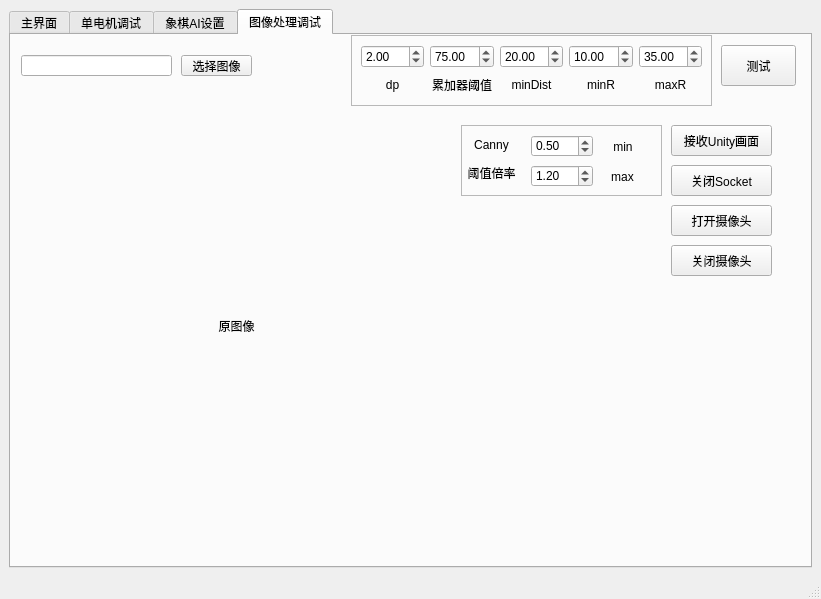
This is mainwindow.ui in bcbs-352/ChineseChess_RobotArm_Upper as Qt 5 draws it before an edit. The edited form follows.
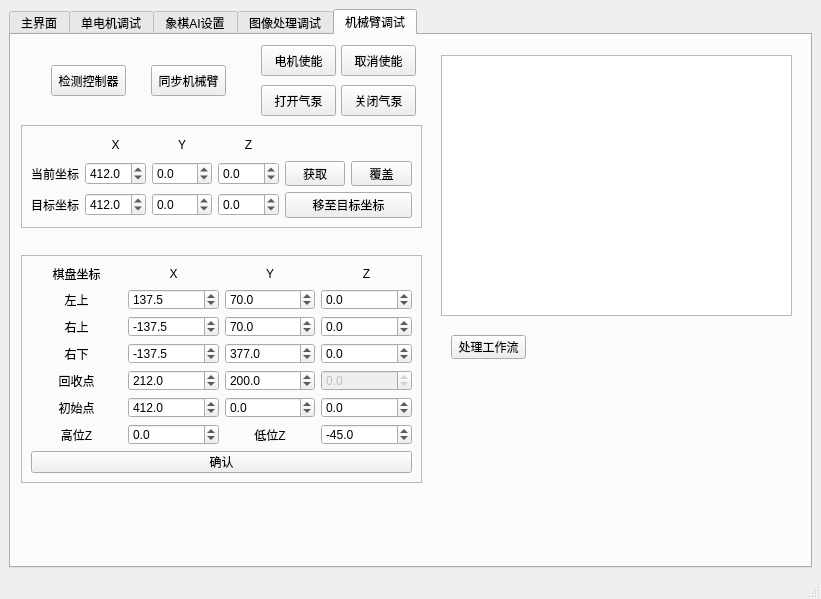
This is the edited form.

Diff of the .ui file:
```diff
--- a/mainwindow.ui
+++ b/mainwindow.ui
@@ -15,10 +15,10 @@
   </property>
   <widget class="QWidget" name="centralwidget">
    <layout class="QGridLayout" name="gridLayout">
-    <item row="1" column="0">
+    <item row="0" column="0">
      <widget class="QTabWidget" name="tabWidget">
       <property name="currentIndex">
-       <number>3</number>
+       <number>4</number>
       </property>
       <widget class="QWidget" name="tab">
        <attribute name="title">
@@ -1018,8 +1018,8 @@
          <rect>
           <x>10</x>
           <y>20</y>
-          <width>151</width>
-          <height>21</height>
+          <width>221</width>
+          <height>31</height>
          </rect>
         </property>
         <property name="text">
@@ -1029,10 +1029,10 @@
        <widget class="QPushButton" name="btn_select_img_path">
         <property name="geometry">
          <rect>
-          <x>170</x>
+          <x>250</x>
           <y>20</y>
           <width>71</width>
-          <height>21</height>
+          <height>31</height>
          </rect>
         </property>
         <property name="text">
@@ -1043,13 +1043,13 @@
         <property name="geometry">
          <rect>
           <x>10</x>
-          <y>80</y>
-          <width>431</width>
-          <height>421</height>
+          <y>160</y>
+          <width>501</width>
+          <height>331</height>
          </rect>
         </property>
         <property name="text">
-         <string>原图像</string>
+         <string>源图像</string>
         </property>
         <property name="alignment">
          <set>Qt::AlignCenter</set>
@@ -1071,14 +1071,14 @@
        <widget class="QPushButton" name="btn_open_socket">
         <property name="geometry">
          <rect>
-          <x>660</x>
-          <y>90</y>
+          <x>220</x>
+          <y>70</y>
           <width>101</width>
           <height>31</height>
          </rect>
         </property>
         <property name="text">
-         <string>接收Unity画面</string>
+         <string>打开Socket</string>
         </property>
        </widget>
        <widget class="QFrame" name="frame_3">
@@ -1100,37 +1100,14 @@
          <item row="0" column="0">
           <widget class="QDoubleSpinBox" name="SpinBox_bp">
            <property name="value">
-            <double>2.000000000000000</double>
+            <double>15.000000000000000</double>
            </property>
           </widget>
          </item>
-         <item row="1" column="4">
-          <widget class="QLabel" name="label_8">
-           <property name="text">
-            <string>maxR</string>
-           </property>
-           <property name="alignment">
-            <set>Qt::AlignCenter</set>
-           </property>
-          </widget>
-         </item>
-         <item row="1" column="3">
-          <widget class="QLabel" name="label_7">
-           <property name="text">
-            <string>minR</string>
-           </property>
-           <property name="alignment">
-            <set>Qt::AlignCenter</set>
-           </property>
-          </widget>
-         </item>
-         <item row="1" column="1">
-          <widget class="QLabel" name="label_5">
-           <property name="text">
-            <string>累加器阈值</string>
-           </property>
-           <property name="alignment">
-            <set>Qt::AlignCenter</set>
+         <item row="0" column="4">
+          <widget class="QDoubleSpinBox" name="SpinBox_max_R">
+           <property name="value">
+            <double>30.000000000000000</double>
            </property>
           </widget>
          </item>
@@ -1157,28 +1134,38 @@
          <item row="0" column="1">
           <widget class="QDoubleSpinBox" name="SpinBox_circle_threshold">
            <property name="value">
-            <double>75.000000000000000</double>
+            <double>66.000000000000000</double>
            </property>
           </widget>
          </item>
          <item row="0" column="2">
           <widget class="QDoubleSpinBox" name="SpinBox_min_Dist">
            <property name="value">
-            <double>20.000000000000000</double>
+            <double>26.000000000000000</double>
            </property>
           </widget>
          </item>
-         <item row="0" column="3">
-          <widget class="QDoubleSpinBox" name="SpinBox_min_R">
-           <property name="value">
-            <double>10.000000000000000</double>
+         <item row="1" column="4">
+          <widget class="QLabel" name="label_8">
+           <property name="text">
+            <string>maxR</string>
            </property>
           </widget>
          </item>
          <item row="0" column="4">
           <widget class="QDoubleSpinBox" name="SpinBox_max_R">
            <property name="value">
-            <double>35.000000000000000</double>
+            <double>2.000000000000000</double>
+           </property>
+          </widget>
+         </item>
+         <item row="1" column="0">
+          <widget class="QLabel" name="label_4">
+           <property name="text">
+            <string>dp</string>
+           </property>
+           <property name="alignment">
+            <set>Qt::AlignCenter</set>
            </property>
           </widget>
          </item>
@@ -1187,8 +1174,8 @@
        <widget class="QPushButton" name="btn_close_socket">
         <property name="geometry">
          <rect>
-          <x>660</x>
-          <y>130</y>
+          <x>220</x>
+          <y>110</y>
           <width>101</width>
           <height>31</height>
          </rect>
@@ -1200,8 +1187,8 @@
        <widget class="QFrame" name="frame_4">
         <property name="geometry">
          <rect>
-          <x>450</x>
-          <y>90</y>
+          <x>10</x>
+          <y>70</y>
           <width>201</width>
           <height>71</height>
          </rect>
@@ -1302,30 +1289,861 @@
          </property>
         </widget>
        </widget>
-       <widget class="QPushButton" name="btn_close_cam">
+       <widget class="QFrame" name="frame_6">
         <property name="geometry">
          <rect>
-          <x>660</x>
-          <y>210</y>
-          <width>101</width>
+          <x>340</x>
+          <y>70</y>
+          <width>441</width>
+          <height>71</height>
+         </rect>
+        </property>
+        <property name="frameShape">
+         <enum>QFrame::StyledPanel</enum>
+        </property>
+        <property name="frameShadow">
+         <enum>QFrame::Raised</enum>
+        </property>
+        <layout class="QGridLayout" name="gridLayout_6">
+         <item row="0" column="0">
+          <widget class="QSpinBox" name="spinBox_brightness">
+           <property name="minimum">
+            <number>-64</number>
+           </property>
+           <property name="maximum">
+            <number>64</number>
+           </property>
+           <property name="value">
+            <number>22</number>
+           </property>
+          </widget>
+         </item>
+         <item row="0" column="1">
+          <widget class="QSpinBox" name="spinBox_contrast">
+           <property name="maximum">
+            <number>100</number>
+           </property>
+           <property name="singleStep">
+            <number>5</number>
+           </property>
+           <property name="value">
+            <number>55</number>
+           </property>
+          </widget>
+         </item>
+         <item row="0" column="2">
+          <widget class="QSpinBox" name="spinBox_hue">
+           <property name="minimum">
+            <number>-180</number>
+           </property>
+           <property name="maximum">
+            <number>180</number>
+           </property>
+           <property name="singleStep">
+            <number>5</number>
+           </property>
+          </widget>
+         </item>
+         <item row="0" column="3">
+          <widget class="QSpinBox" name="spinBox_saturation">
+           <property name="maximum">
+            <number>100</number>
+           </property>
+           <property name="singleStep">
+            <number>5</number>
+           </property>
+           <property name="value">
+            <number>64</number>
+           </property>
+          </widget>
+         </item>
+         <item row="0" column="4">
+          <widget class="QSpinBox" name="spinBox_gamma">
+           <property name="minimum">
+            <number>100</number>
+           </property>
+           <property name="maximum">
+            <number>500</number>
+           </property>
+           <property name="singleStep">
+            <number>5</number>
+           </property>
+           <property name="value">
+            <number>408</number>
+           </property>
+          </widget>
+         </item>
+         <item row="0" column="5">
+          <widget class="QPushButton" name="btn_oper_cam">
+           <property name="text">
+            <string>打开相机</string>
+           </property>
+          </widget>
+         </item>
+         <item row="1" column="0">
+          <widget class="QLabel" name="label_19">
+           <property name="text">
+            <string>亮度</string>
+           </property>
+           <property name="alignment">
+            <set>Qt::AlignCenter</set>
+           </property>
+          </widget>
+         </item>
+         <item row="1" column="1">
+          <widget class="QLabel" name="label_20">
+           <property name="text">
+            <string>对比度</string>
+           </property>
+           <property name="alignment">
+            <set>Qt::AlignCenter</set>
+           </property>
+          </widget>
+         </item>
+         <item row="1" column="2">
+          <widget class="QLabel" name="label_21">
+           <property name="text">
+            <string>色调</string>
+           </property>
+           <property name="alignment">
+            <set>Qt::AlignCenter</set>
+           </property>
+          </widget>
+         </item>
+         <item row="1" column="3">
+          <widget class="QLabel" name="label_22">
+           <property name="text">
+            <string>饱和度</string>
+           </property>
+           <property name="alignment">
+            <set>Qt::AlignCenter</set>
+           </property>
+          </widget>
+         </item>
+         <item row="1" column="4">
+          <widget class="QLabel" name="label_23">
+           <property name="text">
+            <string>伽马值</string>
+           </property>
+           <property name="alignment">
+            <set>Qt::AlignCenter</set>
+           </property>
+          </widget>
+         </item>
+         <item row="1" column="5">
+          <widget class="QPushButton" name="btn_set_cam">
+           <property name="text">
+            <string>设置参数</string>
+           </property>
+          </widget>
+         </item>
+        </layout>
+       </widget>
+       <widget class="QLabel" name="label_broad_img">
+        <property name="geometry">
+         <rect>
+          <x>510</x>
+          <y>180</y>
+          <width>281</width>
+          <height>311</height>
+         </rect>
+        </property>
+        <property name="text">
+         <string>棋盘图像</string>
+        </property>
+        <property name="alignment">
+         <set>Qt::AlignCenter</set>
+        </property>
+       </widget>
+      </widget>
+      <widget class="QWidget" name="tab_5">
+       <attribute name="title">
+        <string>机械臂调试</string>
+       </attribute>
+       <widget class="QPushButton" name="btn_oper_controller">
+        <property name="geometry">
+         <rect>
+          <x>40</x>
+          <y>30</y>
+          <width>75</width>
           <height>31</height>
          </rect>
         </property>
         <property name="text">
-         <string>关闭摄像头</string>
+         <string>检测控制器</string>
         </property>
        </widget>
-       <widget class="QPushButton" name="btn_open_cam">
+       <widget class="QPushButton" name="btn_oper_arm">
         <property name="geometry">
          <rect>
-          <x>660</x>
-          <y>170</y>
-          <width>101</width>
+          <x>140</x>
+          <y>30</y>
+          <width>75</width>
           <height>31</height>
          </rect>
         </property>
         <property name="text">
-         <string>打开摄像头</string>
+         <string>同步机械臂</string>
+        </property>
+       </widget>
+       <widget class="QFrame" name="frame_7">
+        <property name="geometry">
+         <rect>
+          <x>10</x>
+          <y>90</y>
+          <width>401</width>
+          <height>103</height>
+         </rect>
+        </property>
+        <property name="frameShape">
+         <enum>QFrame::StyledPanel</enum>
+        </property>
+        <property name="frameShadow">
+         <enum>QFrame::Raised</enum>
+        </property>
+        <layout class="QGridLayout" name="gridLayout_7" columnstretch="1,3,3,3,1,1" columnminimumwidth="0,100,100,100,0,0">
+         <property name="sizeConstraint">
+          <enum>QLayout::SetDefaultConstraint</enum>
+         </property>
+         <item row="1" column="4">
+          <widget class="QPushButton" name="btn_get_curpos">
+           <property name="text">
+            <string>获取</string>
+           </property>
+          </widget>
+         </item>
+         <item row="1" column="0">
+          <widget class="QLabel" name="label_24">
+           <property name="text">
+            <string>当前坐标</string>
+           </property>
+          </widget>
+         </item>
+         <item row="1" column="5">
+          <widget class="QPushButton" name="btn_set_curpos">
+           <property name="text">
+            <string>覆盖</string>
+           </property>
+          </widget>
+         </item>
+         <item row="2" column="3">
+          <widget class="QDoubleSpinBox" name="doubleSpinBox_tarpos_z">
+           <property name="decimals">
+            <number>1</number>
+           </property>
+           <property name="minimum">
+            <double>-999.000000000000000</double>
+           </property>
+           <property name="maximum">
+            <double>999.000000000000000</double>
+           </property>
+          </widget>
+         </item>
+         <item row="0" column="3">
+          <widget class="QLabel" name="label_28">
+           <property name="text">
+            <string>Z</string>
+           </property>
+           <property name="alignment">
+            <set>Qt::AlignCenter</set>
+           </property>
+          </widget>
+         </item>
+         <item row="0" column="1">
+          <widget class="QLabel" name="label_26">
+           <property name="text">
+            <string>X</string>
+           </property>
+           <property name="alignment">
+            <set>Qt::AlignCenter</set>
+           </property>
+          </widget>
+         </item>
+         <item row="0" column="0">
+          <spacer name="horizontalSpacer_2">
+           <property name="orientation">
+            <enum>Qt::Horizontal</enum>
+           </property>
+           <property name="sizeHint" stdset="0">
+            <size>
+             <width>45</width>
+             <height>13</height>
+            </size>
+           </property>
+          </spacer>
+         </item>
+         <item row="2" column="1">
+          <widget class="QDoubleSpinBox" name="doubleSpinBox_tarpos_x">
+           <property name="decimals">
+            <number>1</number>
+           </property>
+           <property name="minimum">
+            <double>-999.000000000000000</double>
+           </property>
+           <property name="maximum">
+            <double>999.000000000000000</double>
+           </property>
+           <property name="value">
+            <double>412.000000000000000</double>
+           </property>
+          </widget>
+         </item>
+         <item row="0" column="2">
+          <widget class="QLabel" name="label_27">
+           <property name="text">
+            <string>Y</string>
+           </property>
+           <property name="alignment">
+            <set>Qt::AlignCenter</set>
+           </property>
+          </widget>
+         </item>
+         <item row="2" column="4" colspan="2">
+          <widget class="QPushButton" name="btn_set_tarpos">
+           <property name="text">
+            <string>移至目标坐标</string>
+           </property>
+          </widget>
+         </item>
+         <item row="2" column="0">
+          <widget class="QLabel" name="label_25">
+           <property name="text">
+            <string>目标坐标</string>
+           </property>
+          </widget>
+         </item>
+         <item row="2" column="2">
+          <widget class="QDoubleSpinBox" name="doubleSpinBox_tarpos_y">
+           <property name="decimals">
+            <number>1</number>
+           </property>
+           <property name="minimum">
+            <double>-999.000000000000000</double>
+           </property>
+           <property name="maximum">
+            <double>999.000000000000000</double>
+           </property>
+          </widget>
+         </item>
+         <item row="0" column="4" colspan="2">
+          <spacer name="horizontalSpacer_3">
+           <property name="orientation">
+            <enum>Qt::Horizontal</enum>
+           </property>
+           <property name="sizeHint" stdset="0">
+            <size>
+             <width>124</width>
+             <height>20</height>
+            </size>
+           </property>
+          </spacer>
+         </item>
+         <item row="1" column="1">
+          <widget class="QDoubleSpinBox" name="doubleSpinBox_curpos_x">
+           <property name="decimals">
+            <number>1</number>
+           </property>
+           <property name="minimum">
+            <double>-999.000000000000000</double>
+           </property>
+           <property name="maximum">
+            <double>999.000000000000000</double>
+           </property>
+           <property name="value">
+            <double>412.000000000000000</double>
+           </property>
+          </widget>
+         </item>
+         <item row="1" column="2">
+          <widget class="QDoubleSpinBox" name="doubleSpinBox_curpos_y">
+           <property name="decimals">
+            <number>1</number>
+           </property>
+           <property name="minimum">
+            <double>-999.000000000000000</double>
+           </property>
+           <property name="maximum">
+            <double>999.000000000000000</double>
+           </property>
+          </widget>
+         </item>
+         <item row="1" column="3">
+          <widget class="QDoubleSpinBox" name="doubleSpinBox_curpos_z">
+           <property name="decimals">
+            <number>1</number>
+           </property>
+           <property name="minimum">
+            <double>-999.000000000000000</double>
+           </property>
+           <property name="maximum">
+            <double>999.000000000000000</double>
+           </property>
+          </widget>
+         </item>
+        </layout>
+       </widget>
+       <widget class="QFrame" name="frame_8">
+        <property name="geometry">
+         <rect>
+          <x>10</x>
+          <y>220</y>
+          <width>401</width>
+          <height>228</height>
+         </rect>
+        </property>
+        <property name="frameShape">
+         <enum>QFrame::StyledPanel</enum>
+        </property>
+        <property name="frameShadow">
+         <enum>QFrame::Raised</enum>
+        </property>
+        <layout class="QGridLayout" name="gridLayout_8">
+         <item row="0" column="0">
+          <widget class="QLabel" name="label_35">
+           <property name="text">
+            <string>棋盘坐标</string>
+           </property>
+           <property name="alignment">
+            <set>Qt::AlignCenter</set>
+           </property>
+          </widget>
+         </item>
+         <item row="0" column="1">
+          <widget class="QLabel" name="label_29">
+           <property name="text">
+            <string>X</string>
+           </property>
+           <property name="alignment">
+            <set>Qt::AlignCenter</set>
+           </property>
+          </widget>
+         </item>
+         <item row="0" column="2">
+          <widget class="QLabel" name="label_30">
+           <property name="text">
+            <string>Y</string>
+           </property>
+           <property name="alignment">
+            <set>Qt::AlignCenter</set>
+           </property>
+          </widget>
+         </item>
+         <item row="0" column="3">
+          <widget class="QLabel" name="label_31">
+           <property name="text">
+            <string>Z</string>
+           </property>
+           <property name="alignment">
+            <set>Qt::AlignCenter</set>
+           </property>
+          </widget>
+         </item>
+         <item row="1" column="0">
+          <widget class="QLabel" name="label_32">
+           <property name="text">
+            <string>左上</string>
+           </property>
+           <property name="alignment">
+            <set>Qt::AlignCenter</set>
+           </property>
+          </widget>
+         </item>
+         <item row="1" column="1">
+          <widget class="QDoubleSpinBox" name="doubleSpinBox_leftup_x">
+           <property name="decimals">
+            <number>1</number>
+           </property>
+           <property name="minimum">
+            <double>-999.000000000000000</double>
+           </property>
+           <property name="maximum">
+            <double>999.000000000000000</double>
+           </property>
+           <property name="value">
+            <double>137.500000000000000</double>
+           </property>
+          </widget>
+         </item>
+         <item row="1" column="2">
+          <widget class="QDoubleSpinBox" name="doubleSpinBox_leftup_y">
+           <property name="decimals">
+            <number>1</number>
+           </property>
+           <property name="minimum">
+            <double>-999.000000000000000</double>
+           </property>
+           <property name="maximum">
+            <double>999.000000000000000</double>
+           </property>
+           <property name="value">
+            <double>70.000000000000000</double>
+           </property>
+          </widget>
+         </item>
+         <item row="1" column="3">
+          <widget class="QDoubleSpinBox" name="doubleSpinBox_leftup_z">
+           <property name="decimals">
+            <number>1</number>
+           </property>
+           <property name="minimum">
+            <double>-999.000000000000000</double>
+           </property>
+           <property name="maximum">
+            <double>999.000000000000000</double>
+           </property>
+          </widget>
+         </item>
+         <item row="2" column="0">
+          <widget class="QLabel" name="label_33">
+           <property name="text">
+            <string>右上</string>
+           </property>
+           <property name="alignment">
+            <set>Qt::AlignCenter</set>
+           </property>
+          </widget>
+         </item>
+         <item row="2" column="1">
+          <widget class="QDoubleSpinBox" name="doubleSpinBox_rightup_x">
+           <property name="decimals">
+            <number>1</number>
+           </property>
+           <property name="minimum">
+            <double>-999.000000000000000</double>
+           </property>
+           <property name="maximum">
+            <double>999.000000000000000</double>
+           </property>
+           <property name="value">
+            <double>-137.500000000000000</double>
+           </property>
+          </widget>
+         </item>
+         <item row="2" column="2">
+          <widget class="QDoubleSpinBox" name="doubleSpinBox_rightup_y">
+           <property name="decimals">
+            <number>1</number>
+           </property>
+           <property name="minimum">
+            <double>-999.000000000000000</double>
+           </property>
+           <property name="maximum">
+            <double>999.000000000000000</double>
+           </property>
+           <property name="value">
+            <double>70.000000000000000</double>
+           </property>
+          </widget>
+         </item>
+         <item row="2" column="3">
+          <widget class="QDoubleSpinBox" name="doubleSpinBox_rightup_z">
+           <property name="decimals">
+            <number>1</number>
+           </property>
+           <property name="minimum">
+            <double>-999.000000000000000</double>
+           </property>
+           <property name="maximum">
+            <double>999.000000000000000</double>
+           </property>
+          </widget>
+         </item>
+         <item row="3" column="0">
+          <widget class="QLabel" name="label_34">
+           <property name="text">
+            <string>右下</string>
+           </property>
+           <property name="alignment">
+            <set>Qt::AlignCenter</set>
+           </property>
+          </widget>
+         </item>
+         <item row="3" column="1">
+          <widget class="QDoubleSpinBox" name="doubleSpinBox_rightdown_x">
+           <property name="decimals">
+            <number>1</number>
+           </property>
+           <property name="minimum">
+            <double>-999.000000000000000</double>
+           </property>
+           <property name="maximum">
+            <double>999.000000000000000</double>
+           </property>
+           <property name="value">
+            <double>-137.500000000000000</double>
+           </property>
+          </widget>
+         </item>
+         <item row="3" column="2">
+          <widget class="QDoubleSpinBox" name="doubleSpinBox_rightdown_y">
+           <property name="decimals">
+            <number>1</number>
+           </property>
+           <property name="minimum">
+            <double>-999.000000000000000</double>
+           </property>
+           <property name="maximum">
+            <double>999.000000000000000</double>
+           </property>
+           <property name="value">
+            <double>377.000000000000000</double>
+           </property>
+          </widget>
+         </item>
+         <item row="3" column="3">
+          <widget class="QDoubleSpinBox" name="doubleSpinBox_rightdown_z">
+           <property name="decimals">
+            <number>1</number>
+           </property>
+           <property name="minimum">
+            <double>-999.000000000000000</double>
+           </property>
+           <property name="maximum">
+            <double>999.000000000000000</double>
+           </property>
+          </widget>
+         </item>
+         <item row="4" column="0">
+          <widget class="QLabel" name="label_36">
+           <property name="text">
+            <string>回收点</string>
+           </property>
+           <property name="alignment">
+            <set>Qt::AlignCenter</set>
+           </property>
+          </widget>
+         </item>
+         <item row="4" column="1">
+          <widget class="QDoubleSpinBox" name="doubleSpinBox_outsize_x">
+           <property name="decimals">
+            <number>1</number>
+           </property>
+           <property name="minimum">
+            <double>-999.000000000000000</double>
+           </property>
+           <property name="maximum">
+            <double>999.000000000000000</double>
+           </property>
+           <property name="value">
+            <double>212.000000000000000</double>
+           </property>
+          </widget>
+         </item>
+         <item row="4" column="2">
+          <widget class="QDoubleSpinBox" name="doubleSpinBox_outsize_y">
+           <property name="decimals">
+            <number>1</number>
+           </property>
+           <property name="minimum">
+            <double>-999.000000000000000</double>
+           </property>
+           <property name="maximum">
+            <double>999.000000000000000</double>
+           </property>
+           <property name="value">
+            <double>200.000000000000000</double>
+           </property>
+          </widget>
+         </item>
+         <item row="4" column="3">
+          <widget class="QDoubleSpinBox" name="doubleSpinBox_outside_z">
+           <property name="enabled">
+            <bool>false</bool>
+           </property>
+           <property name="decimals">
+            <number>1</number>
+           </property>
+           <property name="minimum">
+            <double>-999.000000000000000</double>
+           </property>
+           <property name="maximum">
+            <double>999.000000000000000</double>
+           </property>
+          </widget>
+         </item>
+         <item row="5" column="0">
+          <widget class="QLabel" name="label_40">
+           <property name="text">
+            <string>初始点</string>
+           </property>
+           <property name="alignment">
+            <set>Qt::AlignCenter</set>
+           </property>
+          </widget>
+         </item>
+         <item row="5" column="1">
+          <widget class="QDoubleSpinBox" name="doubleSpinBox_initpos_x">
+           <property name="decimals">
+            <number>1</number>
+           </property>
+           <property name="minimum">
+            <double>-999.000000000000000</double>
+           </property>
+           <property name="maximum">
+            <double>999.000000000000000</double>
+           </property>
+           <property name="value">
+            <double>412.000000000000000</double>
+           </property>
+          </widget>
+         </item>
+         <item row="5" column="2">
+          <widget class="QDoubleSpinBox" name="doubleSpinBox_initpos_y">
+           <property name="decimals">
+            <number>1</number>
+           </property>
+           <property name="minimum">
+            <double>-999.000000000000000</double>
+           </property>
+           <property name="maximum">
+            <double>999.000000000000000</double>
+           </property>
+          </widget>
+         </item>
+         <item row="5" column="3">
+          <widget class="QDoubleSpinBox" name="doubleSpinBox_initpos_z">
+           <property name="decimals">
+            <number>1</number>
+           </property>
+           <property name="minimum">
+            <double>-999.000000000000000</double>
+           </property>
+           <property name="maximum">
+            <double>999.000000000000000</double>
+           </property>
+          </widget>
+         </item>
+         <item row="6" column="0">
+          <widget class="QLabel" name="label_38">
+           <property name="text">
+            <string>高位Z</string>
+           </property>
+           <property name="alignment">
+            <set>Qt::AlignCenter</set>
+           </property>
+          </widget>
+         </item>
+         <item row="6" column="1">
+          <widget class="QDoubleSpinBox" name="doubleSpinBox_high_pos">
+           <property name="decimals">
+            <number>1</number>
+           </property>
+           <property name="minimum">
+            <double>-999.000000000000000</double>
+           </property>
+           <property name="maximum">
+            <double>999.000000000000000</double>
+           </property>
+          </widget>
+         </item>
+         <item row="6" column="2">
+          <widget class="QLabel" name="label_39">
+           <property name="text">
+            <string>低位Z</string>
+           </property>
+           <property name="alignment">
+            <set>Qt::AlignCenter</set>
+           </property>
+          </widget>
+         </item>
+         <item row="6" column="3">
+          <widget class="QDoubleSpinBox" name="doubleSpinBox_low_pos">
+           <property name="decimals">
+            <number>1</number>
+           </property>
+           <property name="minimum">
+            <double>-999.000000000000000</double>
+           </property>
+           <property name="maximum">
+            <double>999.000000000000000</double>
+           </property>
+           <property name="value">
+            <double>-45.000000000000000</double>
+           </property>
+          </widget>
+         </item>
+         <item row="7" column="0" colspan="4">
+          <widget class="QPushButton" name="btn_calc_pos2location">
+           <property name="text">
+            <string>确认</string>
+           </property>
+          </widget>
+         </item>
+        </layout>
+       </widget>
+       <widget class="QPlainTextEdit" name="plainTextEdit_task_flow">
+        <property name="geometry">
+         <rect>
+          <x>430</x>
+          <y>20</y>
+          <width>351</width>
+          <height>261</height>
+         </rect>
+        </property>
+       </widget>
+       <widget class="QPushButton" name="btn_enable_motor">
+        <property name="geometry">
+         <rect>
+          <x>250</x>
+          <y>10</y>
+          <width>75</width>
+          <height>31</height>
+         </rect>
+        </property>
+        <property name="text">
+         <string>电机使能</string>
+        </property>
+       </widget>
+       <widget class="QPushButton" name="btn_unable_motor">
+        <property name="geometry">
+         <rect>
+          <x>330</x>
+          <y>10</y>
+          <width>75</width>
+          <height>31</height>
+         </rect>
+        </property>
+        <property name="text">
+         <string>取消使能</string>
+        </property>
+       </widget>
+       <widget class="QPushButton" name="btn_open_pump">
+        <property name="geometry">
+         <rect>
+          <x>250</x>
+          <y>50</y>
+          <width>75</width>
+          <height>31</height>
+         </rect>
+        </property>
+        <property name="text">
+         <string>打开气泵</string>
+        </property>
+       </widget>
+       <widget class="QPushButton" name="btn_close_pump">
+        <property name="geometry">
+         <rect>
+          <x>330</x>
+          <y>50</y>
+          <width>75</width>
+          <height>31</height>
+         </rect>
+        </property>
+        <property name="text">
+         <string>关闭气泵</string>
+        </property>
+       </widget>
+       <widget class="QPushButton" name="btn_start_task_flow">
+        <property name="geometry">
+         <rect>
+          <x>440</x>
+          <y>300</y>
+          <width>75</width>
+          <height>24</height>
+         </rect>
+        </property>
+        <property name="text">
+         <string>处理工作流</string>
         </property>
        </widget>
       </widget>
```
Left out of the diff: 189 changed lines with no effect on the pictures.
